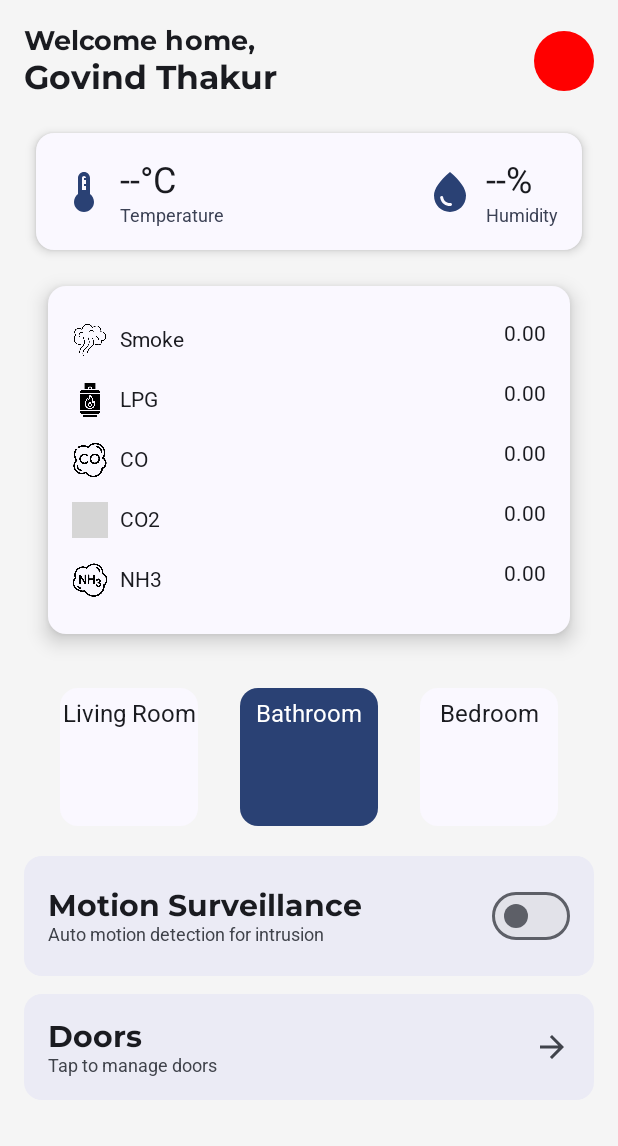
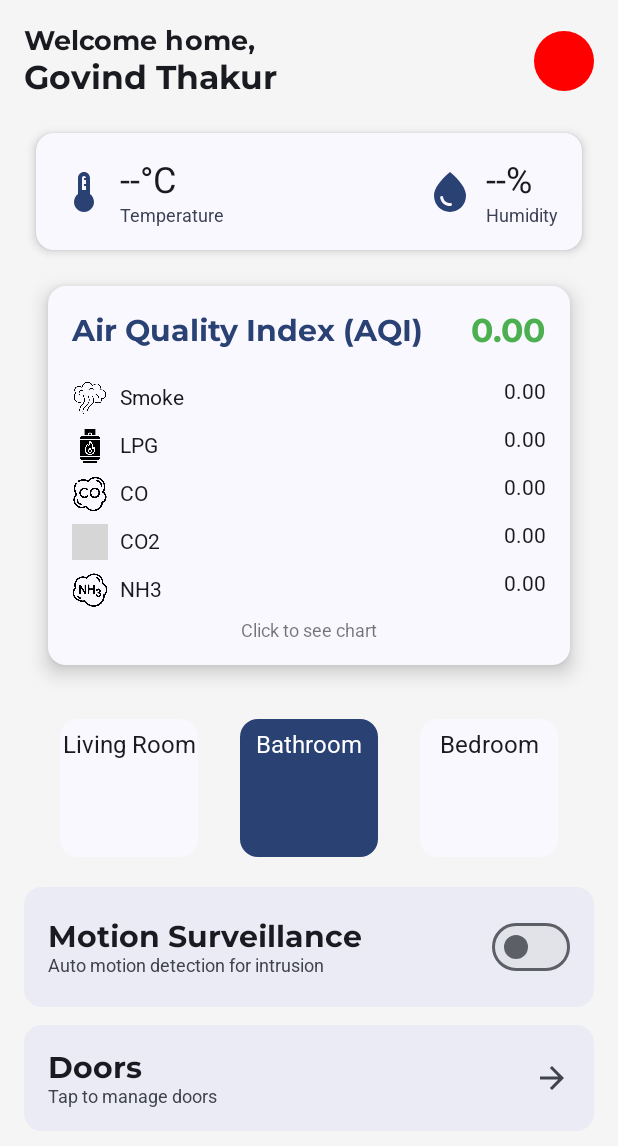
Before and after one commit to GovindThakur1/Smart-Home, an Android app built with Jetpack Compose: the screen it shows after launch once a user with an empty profile is signed in (MainActivity), on a phone screen of 412 x 824 dp. Shown: the top 1146 px of the screen. Run offline under Robolectric (Android 15) with nearby library versions, the phone set to English and light mode, and no system bars; grey boxes are pictures that could not be loaded.

Commit message:
implemented charts for gas

```diff
--- a/app/build.gradle.kts
+++ b/app/build.gradle.kts
@@ -43,6 +43,7 @@ android {
 dependencies {
 
     implementation(libs.androidx.ui.text.google.fonts.v120)
+    implementation(libs.mpandroidchart)
 
     implementation(libs.androidx.core.ktx)
     implementation(libs.androidx.lifecycle.runtime.ktx)
--- a/app/src/main/java/com/govind/smarthome/MainActivity.kt
+++ b/app/src/main/java/com/govind/smarthome/MainActivity.kt
@@ -24,20 +24,21 @@ import androidx.compose.foundation.layout.safeDrawing
 import androidx.compose.foundation.layout.size
 import androidx.compose.foundation.layout.width
 import androidx.compose.foundation.layout.windowInsetsPadding
+import androidx.compose.foundation.rememberScrollState
 import androidx.compose.foundation.shape.CircleShape
 import androidx.compose.foundation.shape.RoundedCornerShape
+import androidx.compose.foundation.verticalScroll
 import androidx.compose.material.icons.Icons
 import androidx.compose.material.icons.automirrored.filled.ArrowForward
-import androidx.compose.material.icons.filled.ArrowForward
 import androidx.compose.material3.Card
 import androidx.compose.material3.CardDefaults
 import androidx.compose.material3.Icon
 import androidx.compose.material3.MaterialTheme
 import androidx.compose.material3.Surface
 import androidx.compose.material3.Switch
-import androidx.compose.material3.SwitchDefaults
 import androidx.compose.material3.Text
 import androidx.compose.runtime.Composable
+import androidx.compose.runtime.DisposableEffect
 import androidx.compose.runtime.LaunchedEffect
 import androidx.compose.runtime.getValue
 import androidx.compose.runtime.mutableStateOf
@@ -49,13 +50,12 @@ import androidx.compose.ui.Modifier
 import androidx.compose.ui.graphics.Color
 import androidx.compose.ui.platform.LocalContext
 import androidx.compose.ui.res.painterResource
-import androidx.compose.ui.text.font.FontWeight
 import androidx.compose.ui.tooling.preview.Preview
 import androidx.compose.ui.unit.dp
-import androidx.compose.ui.unit.sp
 import com.govind.smarthome.api.ApiManager
 import com.govind.smarthome.ui.theme.SmartHomeTheme
 import com.govind.smarthome.ui.theme.Typography
+import kotlinx.coroutines.Job
 import kotlinx.coroutines.delay
 import kotlinx.coroutines.launch
 
@@ -85,12 +85,24 @@ fun SmartHomeScreen() {
 
     var sensorData by remember { mutableStateOf<Map<String, String>?>(null) }
 
-    LaunchedEffect(Unit) {
-        while (true) {
-            val data = apiManager.fetchSensorData()
-            Log.d("sensor data", "Fetched: $data")
-            sensorData = data
-            delay(2000)
+    val job = remember { Job() }
+
+    LaunchedEffect(job) {
+        try {
+            while (true) {
+                val data = apiManager.fetchSensorData()
+                Log.d("sensor data", "Fetched: $data")
+                sensorData = data
+                delay(2000)
+            }
+        } finally {
+            job.cancel()
+        }
+    }
+
+    DisposableEffect(Unit) {
+        onDispose {
+            job.cancel()
         }
     }
 
@@ -103,9 +115,11 @@ fun SmartHomeScreen() {
     val co2 = sensorData?.get("CO2")?.toFloatOrNull() ?: 0f
     val nh3 = sensorData?.get("NH3")?.toFloatOrNull() ?: 0f
 
+    val scrollState = rememberScrollState()
     Column(
         modifier = Modifier
             .fillMaxSize()
+            .verticalScroll(scrollState)
             .background(Color(0xFFF5F5F5))
             .padding(16.dp)
     ) {
@@ -217,6 +231,9 @@ fun ClimateInfoSection(temperature: String, humidity: String) {
     }
 }
 
+
+// Gas Level section for displaying different gas levels
+
 @Composable
 fun GasLevelsSection(
     smokeReading: Float,
@@ -225,34 +242,93 @@ fun GasLevelsSection(
     CO2Reading: Float,
     NH3Reading: Float
 ) {
+    val averageAQI = (smokeReading + LPGReading + COReading + CO2Reading + NH3Reading) / 5
+    val context = LocalContext.current
+
     Card(
         modifier = Modifier
             .fillMaxWidth()
-            .padding(16.dp),
+            .padding(16.dp)
+            .clickable {
+                val intent = Intent(context, GasChartActivity::class.java).apply {
+                    putExtra("smoke", smokeReading)
+                    putExtra("lpg", LPGReading)
+                    putExtra("co", COReading)
+                    putExtra("co2", CO2Reading)
+                    putExtra("nh3", NH3Reading)
+                }
+                context.startActivity(intent)
+            },
         shape = MaterialTheme.shapes.medium,
         elevation = CardDefaults.cardElevation(defaultElevation = 8.dp),
         colors = CardDefaults.cardColors(containerColor = MaterialTheme.colorScheme.surface)
     ) {
         Column(
-            modifier = Modifier.padding(16.dp),
-            horizontalAlignment = Alignment.Start
+            modifier = Modifier.padding(16.dp)
         ) {
-            // Display each gas reading in the same card
+            // AQI
+            Row(
+                verticalAlignment = Alignment.CenterVertically,
+                horizontalArrangement = Arrangement.SpaceBetween,
+                modifier = Modifier.fillMaxWidth()
+            ) {
+                Text(
+                    text = "Air Quality Index (AQI)",
+                    style = MaterialTheme.typography.titleMedium,
+                    color = MaterialTheme.colorScheme.primary
+                )
+                Text(
+                    text = String.format("%.2f", averageAQI),
+                    style = MaterialTheme.typography.titleLarge,
+                    color = getAQIColor(averageAQI)
+                )
+            }
+
+            Spacer(modifier = Modifier.height(16.dp))
+
+            // gas readings
             GasLevelItem("Smoke", smokeReading, R.drawable.smoke_icon)
             GasLevelItem("LPG", LPGReading, R.drawable.lpg_icon)
             GasLevelItem("CO", COReading, R.drawable.co_icon)
             GasLevelItem("CO2", CO2Reading, R.drawable.co2_icon)
             GasLevelItem("NH3", NH3Reading, R.drawable.nh3_icon)
+
+            Row(
+                modifier = Modifier
+                    .fillMaxWidth()
+                    .padding(top = 4.dp),
+                horizontalArrangement = Arrangement.Center
+            ) {
+                Text(
+                    text = "Click to see chart",
+                    style = MaterialTheme.typography.bodySmall,
+                    color = MaterialTheme.colorScheme.onSurface.copy(alpha = 0.6f)
+                )
+            }
+
         }
     }
 }
+
+
+@Composable
+fun getAQIColor(aqi: Float): Color {
+    return when {
+        aqi < 50 -> Color(0xFF4CAF50)
+        aqi < 100 -> Color(0xFFFFC107)
+        aqi < 150 -> Color(0xFFFF9800)
+        aqi < 200 -> Color(0xFFF44336)
+        else -> Color(0xFF9C27B0)
+    }
+}
+
 
 @Composable
 fun GasLevelItem(gasName: String, gasLevel: Float, iconRes: Int) {
     Row(
         modifier = Modifier
             .fillMaxWidth()
-            .padding(vertical = 8.dp),
+            .padding(vertical = 4.dp),
         horizontalArrangement = Arrangement.SpaceBetween
     ) {
         Row(
--- a/app/src/main/java/com/govind/smarthome/api/ApiManager.kt
+++ b/app/src/main/java/com/govind/smarthome/api/ApiManager.kt
@@ -9,7 +9,10 @@ import java.net.URL
 
 class ApiManager {
 
-    private val esp32Ip = "http://192.168.1.100"
+    private val esp32Ip = "http://192.168.1.203"
+//    private val esp32Ip = "http://192.168.152.233"
+//    private val esp32Ip = "http://172.22.20.103"
+
 
     // Fetch sensor data from the ESP32
     suspend fun fetchSensorData(): Map<String, String>? {
--- a/app/src/main/res/values/strings.xml
+++ b/app/src/main/res/values/strings.xml
@@ -2,4 +2,5 @@
     <string name="app_name">Smart Home</string>
     <string name="title_activity_splash">SplashActivity</string>
     <string name="title_activity_door">DoorActivity</string>
+    <string name="title_activity_gas_chart">GasChartActivity</string>
 </resources>
--- a/gradle/libs.versions.toml
+++ b/gradle/libs.versions.toml
@@ -14,6 +14,7 @@ googleGmsGoogleServices = "4.4.2"
 firebaseDatabase = "21.0.0"
 firebaseAuth = "23.2.0"
 foundationAndroid = "1.7.8"
+mpandroidchart = "v3.1.0"
 
 [libraries]
 androidx-core-ktx = { group = "androidx.core", name = "core-ktx", version.ref = "coreKtx" }
@@ -35,6 +36,7 @@ androidx-ui-text-google-fonts = { group = "androidx.compose.ui", name = "ui-text
 firebase-database = { group = "com.google.firebase", name = "firebase-database", version.ref = "firebaseDatabase" }
 firebase-auth = { group = "com.google.firebase", name = "firebase-auth", version.ref = "firebaseAuth" }
 androidx-foundation-android = { group = "androidx.compose.foundation", name = "foundation-android", version.ref = "foundationAndroid" }
+mpandroidchart = { module = "com.github.PhilJay:MPAndroidChart", version.ref = "mpandroidchart" }
 
 [plugins]
 android-application = { id = "com.android.application", version.ref = "agp" }
--- a/settings.gradle.kts
+++ b/settings.gradle.kts
@@ -16,6 +16,7 @@ dependencyResolutionManagement {
     repositories {
         google()
         mavenCentral()
+        maven("https://jitpack.io")
     }
 }
 
```
Also changed, not shown: app/src/main/AndroidManifest.xml (+8 -4 lines), app/src/main/java/com/govind/smarthome/GasChartActivity.kt (added, +312 -0 lines), app/src/main/java/com/govind/smarthome/database/FirebaseManager.kt (+49 -1 lines), app/src/main/res/xml/network_security_config.xml (+18 -3 lines).
